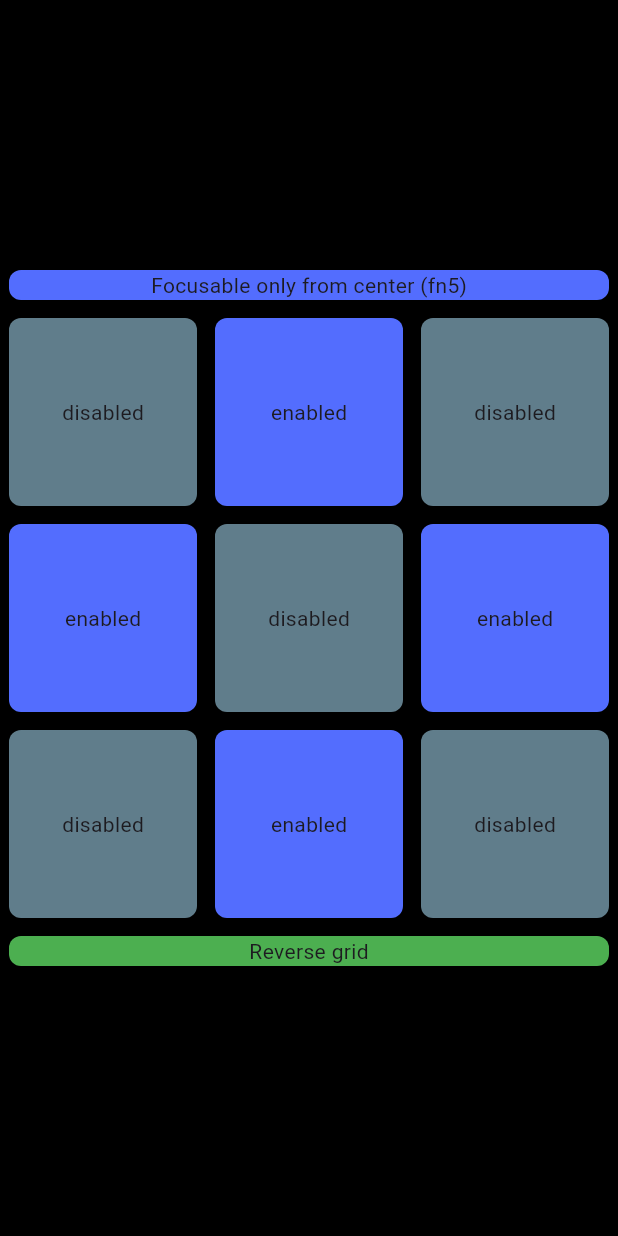
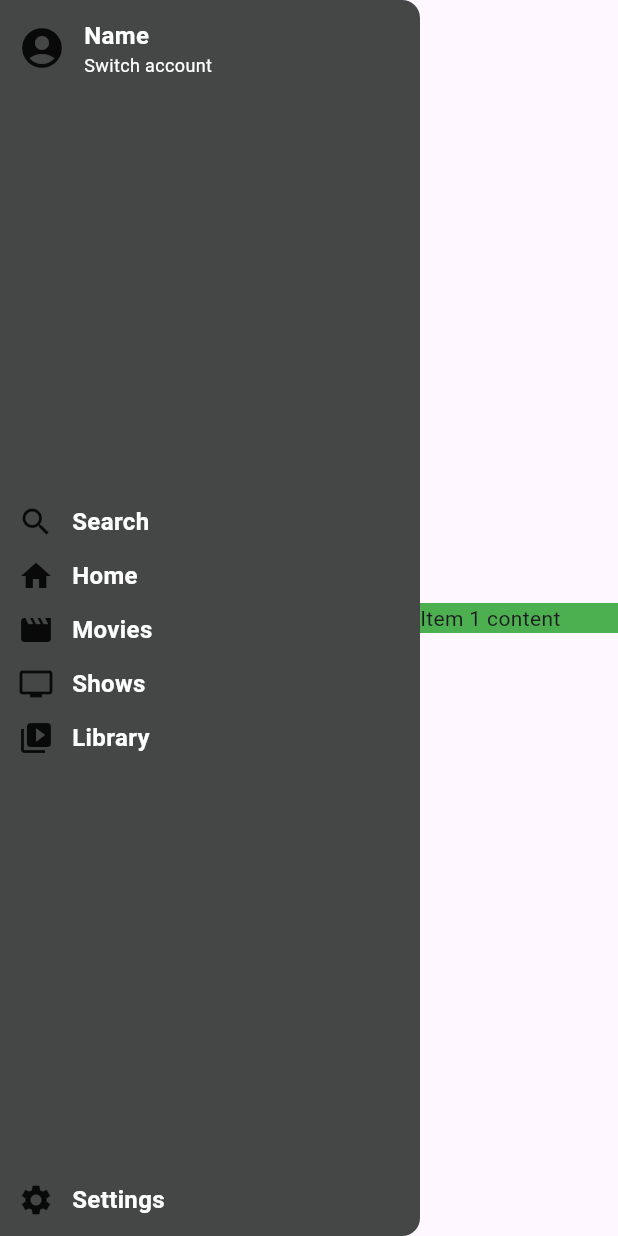
Before and after one commit to dinaraparanid/tv_plus, a Flutter app: the screen it shows after launch, on a phone screen of 412 x 824 dp. Run offline on Flutter 3.47's test engine with Material 3 defaults, Android fonts, the phone set to English and light mode, and no system bars.

Commit message:
navigation drawer start

```diff
--- a/example/lib/app.dart
+++ b/example/lib/app.dart
@@ -1,5 +1,5 @@
 import 'package:flutter/material.dart';
-import 'package:tv_plus_example/dpad/dpad_navigation_sample.dart';
+import 'package:tv_plus_example/material/navigation/navigation_drawer_sample.dart';
 
 final class App extends StatelessWidget {
   const App({super.key});
@@ -8,10 +8,7 @@ final class App extends StatelessWidget {
   Widget build(BuildContext context) {
     return MaterialApp(
       builder: (context, _) {
-        return Scaffold(
-          backgroundColor: Colors.black,
-          body: DpadNavigationSample(),
-        );
+        return NavigationDrawerSample();
       },
     );
   }
--- /dev/null
+++ b/example/lib/material/navigation/navigation_drawer_sample.dart
@@ -0,0 +1,98 @@
+import 'package:flutter/material.dart';
+import 'package:tv_plus/tv_plus.dart';
+
+final class NavigationDrawerSample extends StatelessWidget {
+  const NavigationDrawerSample({super.key});
+
+  @override
+  Widget build(BuildContext context) {
+    return TvNavigationDrawer(
+      drawerDecoration: BoxDecoration(
+        color: Color(0xFF444746),
+        borderRadius: BorderRadius.only(
+          topRight: Radius.circular(12),
+          bottomRight: Radius.circular(12),
+        )
+      ),
+      header: _buildHeader(),
+      footer: _buildFooter(),
+      items: [
+        _buildItem(title: 'Search', icon: Icons.search),
+        _buildItem(title: 'Home', icon: Icons.home),
+        _buildItem(title: 'Movies', icon: Icons.movie),
+        _buildItem(title: 'Shows', icon: Icons.tv),
+        _buildItem(title: 'Library', icon: Icons.video_library),
+      ],
+      initialItemIndex: 0,
+      builder: (context, index) {
+        return Container(
+          color: Colors.green,
+          child: Text('Item ${index + 1} content'),
+        );
+      },
+    );
+  }
+
+  Widget _buildHeader() {
+    return Row(
+      spacing: 12,
+      children: [
+        Icon(
+          Icons.account_circle,
+          size: 32,
+        ),
+
+        Expanded(
+          child: Column(
+            mainAxisSize: MainAxisSize.min,
+            crossAxisAlignment: CrossAxisAlignment.start,
+            children: [
+              Text(
+                'Name',
+                style: TextStyle(
+                  fontSize: 16,
+                  color: Colors.white,
+                  fontWeight: FontWeight.w600,
+                ),
+              ),
+              Text(
+                'Switch account',
+                style: TextStyle(
+                  fontSize: 12,
+                  color: Colors.white,
+                ),
+              ),
+            ],
+          ),
+        ),
+      ],
+    );
+  }
+
+  Widget _buildItem({
+    required String title,
+    required IconData icon,
+}) {
+    return Row(
+      spacing: 12,
+      children: [
+        Icon(icon, size: 24),
+
+        Expanded(
+          child: Text(
+            title,
+            style: TextStyle(
+              fontSize: 16,
+              color: Colors.white,
+              fontWeight: FontWeight.w600,
+            ),
+          ),
+        ),
+      ],
+    );
+  }
+
+  Widget _buildFooter() {
+    return _buildItem(title: 'Settings', icon: Icons.settings);
+  }
+}
--- /dev/null
+++ b/lib/material/material.dart
@@ -0,0 +1 @@
+export 'navigation/navigation.dart';
--- /dev/null
+++ b/lib/material/navigation/navigation.dart
@@ -0,0 +1 @@
+export 'tv_navigation_drawer.dart';
--- /dev/null
+++ b/lib/material/navigation/tv_navigation_drawer.dart
@@ -0,0 +1,132 @@
+import 'package:flutter/material.dart';
+
+import '../../dpad/dpad.dart';
+
+final class TvNavigationDrawer extends StatefulWidget {
+  const TvNavigationDrawer({
+    super.key,
+    this.header,
+    this.footer,
+    this.backgroundColor,
+    this.drawerDecoration,
+    this.drawerPadding = const EdgeInsets.all(12),
+    this.itemSpacing = 12,
+    required this.items,
+    required this.initialItemIndex,
+    required this.builder,
+  });
+
+  final Widget? header;
+  final Widget? footer;
+  final Color? backgroundColor;
+  final BoxDecoration? drawerDecoration;
+  final EdgeInsets drawerPadding;
+  final double itemSpacing;
+  final List<Widget> items;
+  final int initialItemIndex;
+  final Widget Function(BuildContext context, int index) builder;
+
+  @override
+  State<StatefulWidget> createState() => _TvNavigationDrawerState();
+}
+
+final class _TvNavigationDrawerState extends State<TvNavigationDrawer> {
+
+  late int selectedIndex;
+
+  late final FocusNode? headerFocusNode;
+  late final FocusNode? footerFocusNode;
+  late final List<FocusNode> itemsFocusNodes;
+  late final List<FocusNode> focusNodes;
+  late final Listenable focusListenable;
+
+  var hasFocus = false;
+
+  @override
+  void initState() {
+    selectedIndex = widget.initialItemIndex;
+
+    headerFocusNode = widget.header != null ? FocusNode() : null;
+    footerFocusNode = widget.footer != null ? FocusNode() : null;
+    itemsFocusNodes = List.generate(widget.items.length, (_) => FocusNode());
+    focusNodes = [?headerFocusNode, ?footerFocusNode, ...itemsFocusNodes];
+
+    focusListenable = Listenable
+        .merge(focusNodes)
+        ..addListener(focusChangeListener);
+
+    super.initState();
+  }
+
+  void focusChangeListener() {
+    final nextHasFocus = focusNodes.any((it) => it.hasFocus);
+
+    if (nextHasFocus != hasFocus) {
+      setState(() => hasFocus = nextHasFocus);
+    }
+  }
+
+  @override
+  void dispose() {
+    focusListenable.removeListener(focusChangeListener);
+    headerFocusNode?.dispose();
+    footerFocusNode?.dispose();
+
+    for (final it in itemsFocusNodes) {
+      it.dispose();
+    }
+
+    super.dispose();
+  }
+
+  @override
+  Widget build(BuildContext context) {
+    return Material(
+      color: widget.backgroundColor,
+      child: LayoutBuilder(
+        builder: (context, _) {
+          return Row(
+            children: [
+              AnimatedContainer(
+                duration: const Duration(milliseconds: 500),
+                constraints: const BoxConstraints(minWidth: 80, maxWidth: 280),
+                width: hasFocus ? 80 : 280,
+                decoration: widget.drawerDecoration,
+                padding: widget.drawerPadding,
+                child: Column(
+                  spacing: widget.itemSpacing,
+                  children: [
+                    if (widget.header != null) DpadFocus(
+                      focusNode: headerFocusNode,
+                      child: widget.header!,
+                    ),
+
+                    const Spacer(),
+
+                    ...widget.items.indexed.map((indexWithWidget) {
+                      final (index, widget) = indexWithWidget;
+
+                      return DpadFocus(
+                        focusNode: itemsFocusNodes[index],
+                        child: widget,
+                      );
+                    }),
+
+                    const Spacer(),
+
+                    if (widget.footer != null) DpadFocus(
+                      focusNode: footerFocusNode,
+                      child: widget.footer!,
+                    ),
+                  ],
+                ),
+              ),
+
+              Expanded(child: widget.builder(context, selectedIndex)),
+            ],
+          );
+        },
+      ),
+    );
+  }
+}
--- a/lib/tv_plus.dart
+++ b/lib/tv_plus.dart
@@ -1 +1,2 @@
 export 'dpad/dpad.dart';
+export 'material/material.dart';
```
Also changed, not shown: analysis_options.yaml (+219 -2 lines).
